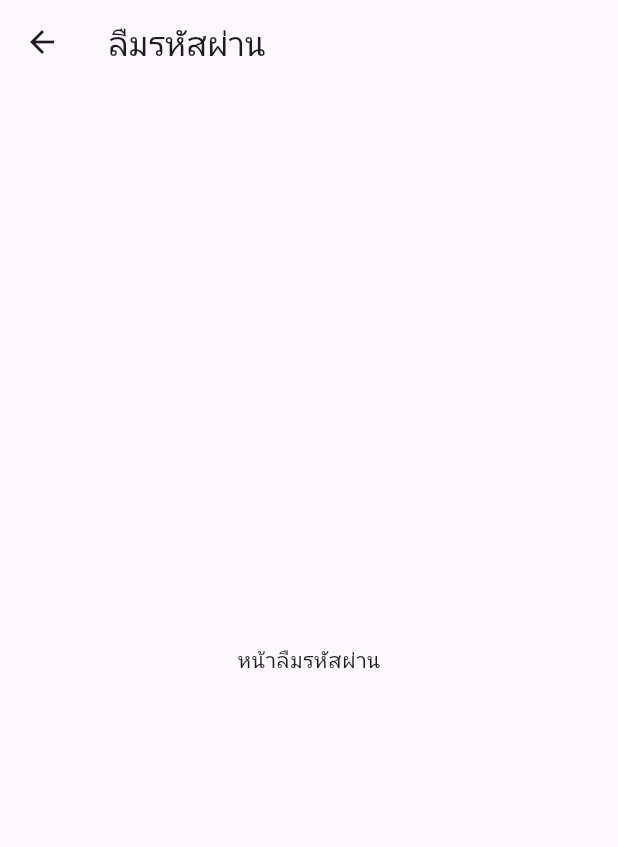
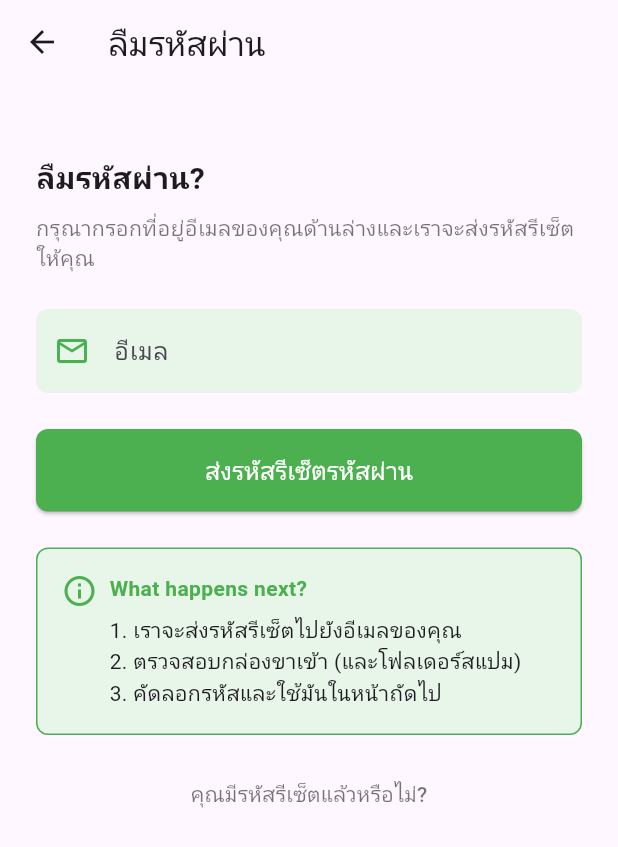
Before and after one commit to AkumaShachi/Application-for-Calling-Patient-Stretcher-in-Hospital, a Flutter app: the ForgetScreen screen opened directly, on a phone screen of 412 x 824 dp. Shown: the top 847 px of the screen. Run offline on Flutter 3.47's test engine with Material 3 defaults, Android fonts, the phone set to English and light mode, and no system bars.

```diff
--- a/flutter_application_1/lib/forgetscreen.dart
+++ b/flutter_application_1/lib/forgetscreen.dart
@@ -1,11 +1,126 @@
 import 'package:flutter/material.dart';
 
+import 'resetpassword.dart';
+
 class ForgetScreen extends StatelessWidget {
+  final TextEditingController emailController = TextEditingController();
+
   @override
   Widget build(BuildContext context) {
     return Scaffold(
-      appBar: AppBar(title: Text('ลืมรหัสผ่าน')),
-      body: Center(child: Text('หน้าลืมรหัสผ่าน')),
+      appBar: AppBar(
+        title: const Text('ลืมรหัสผ่าน'),
+        leading: IconButton(
+          icon: const Icon(Icons.arrow_back),
+          onPressed: () => Navigator.pop(context),
+        ),
+      ),
+      body: Padding(
+        padding: const EdgeInsets.all(24.0),
+        child: Column(
+          crossAxisAlignment: CrossAxisAlignment.start,
+          children: [
+            const SizedBox(height: 24),
+            const Text(
+              'ลืมรหัสผ่าน?',
+              style: TextStyle(fontSize: 20, fontWeight: FontWeight.bold),
+            ),
+            const SizedBox(height: 8),
+            const Text(
+              "กรุณากรอกที่อยู่อีเมลของคุณด้านล่างและเราจะส่งรหัสรีเซ็ตให้คุณ",
+              style: TextStyle(fontSize: 14, color: Colors.black54),
+            ),
+            const SizedBox(height: 24),
+            TextField(
+              controller: emailController,
+              decoration: InputDecoration(
+                prefixIcon: const Icon(
+                  Icons.email_outlined,
+                  color: Colors.green,
+                ),
+                hintText: 'อีเมล',
+                filled: true,
+                fillColor: Colors.green[50],
+                border: OutlineInputBorder(
+                  borderRadius: BorderRadius.circular(8),
+                  borderSide: BorderSide.none,
+                ),
+              ),
+            ),
+            const SizedBox(height: 24),
+            SizedBox(
+              width: double.infinity,
+              child: ElevatedButton(
+                style: ElevatedButton.styleFrom(
+                  backgroundColor: Colors.green,
+                  padding: const EdgeInsets.symmetric(vertical: 16),
+                  shape: RoundedRectangleBorder(
+                    borderRadius: BorderRadius.circular(8),
+                  ),
+                ),
+                onPressed: () {
+                  // ใส่ logic ส่ง token ที่นี่
+                },
+                child: const Text(
+                  'ส่งรหัสรีเซ็ตรหัสผ่าน',
+                  style: TextStyle(fontSize: 16, color: Colors.white),
+                ),
+              ),
+            ),
+            const SizedBox(height: 24),
+            Container(
+              padding: const EdgeInsets.all(16),
+              decoration: BoxDecoration(
+                color: Colors.green[50],
+                borderRadius: BorderRadius.circular(8),
+                border: Border.all(color: Colors.green),
+              ),
+              child: Row(
+                crossAxisAlignment: CrossAxisAlignment.start,
+                children: [
+                  const Icon(Icons.info_outline, color: Colors.green),
+                  const SizedBox(width: 8),
+                  Expanded(
+                    child: Column(
+                      crossAxisAlignment: CrossAxisAlignment.start,
+                      children: const [
+                        Text(
+                          'What happens next?',
+                          style: TextStyle(
+                            fontWeight: FontWeight.bold,
+                            color: Colors.green,
+                          ),
+                        ),
+                        SizedBox(height: 8),
+                        Text('1. เราจะส่งรหัสรีเซ็ตไปยังอีเมลของคุณ'),
+                        Text('2. ตรวจสอบกล่องขาเข้า (และโฟลเดอร์สแปม)'),
+                        Text('3. คัดลอกรหัสและใช้มันในหน้าถัดไป'),
+                      ],
+                    ),
+                  ),
+                ],
+              ),
+            ),
+            const SizedBox(height: 16),
+            Center(
+              child: TextButton(
+                onPressed: () {
+                  Navigator.push(
+                    context,
+                    MaterialPageRoute(
+                      builder: (context) => const ResetPasswordScreen(),
+                    ),
+                  );
+                },
+                child: const Text(
+                  'คุณมีรหัสรีเซ็ตแล้วหรือไม่?',
+                  style: TextStyle(color: Colors.black54),
+                ),
+              ),
+            ),
+          ],
+        ),
+      ),
     );
   }
 }
--- a/flutter_application_1/lib/main.dart
+++ b/flutter_application_1/lib/main.dart
@@ -1,8 +1,10 @@
 import 'package:flutter/material.dart';
+import 'forgetscreen.dart';
 import 'loginscreen.dart';
 import 'nurses_screen/nurse_add_case.dart';
 import 'nurses_screen/nurse_ex-post_case.dart';
-import 'registerscreen.dart';
+import 'nurses_screen/nurse_list_case.dart';
+import 'resetpassword.dart';
 
 void main() {
   runApp(const MyApp());
@@ -16,7 +18,7 @@ class MyApp extends StatelessWidget {
   Widget build(BuildContext context) {
     return MaterialApp(
       title: 'AppName',
-      home: NurseAddCaseScreen(),
+      home: LoginScreen(),
       debugShowCheckedModeBanner: false,
     );
   }
```
Also changed, not shown: flutter_application_1/lib/nurses_screen/nurse_ex-post_case.dart (+15 -1 lines), flutter_application_1/lib/resetpassword.dart (added, +183 -0 lines).
